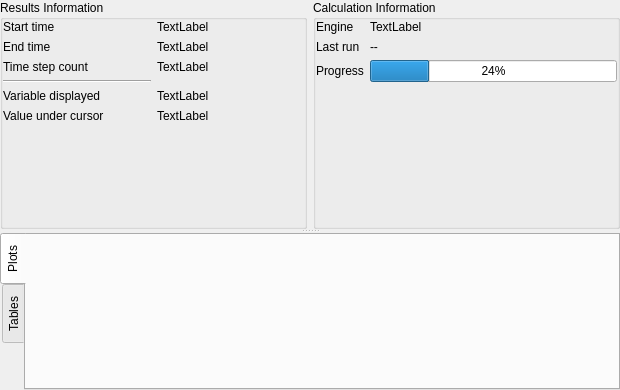
Old version of the form src/ui/structure2d/reoshydraulicstructure2dproperties.ui in the repository vcloarec/ReosProject.
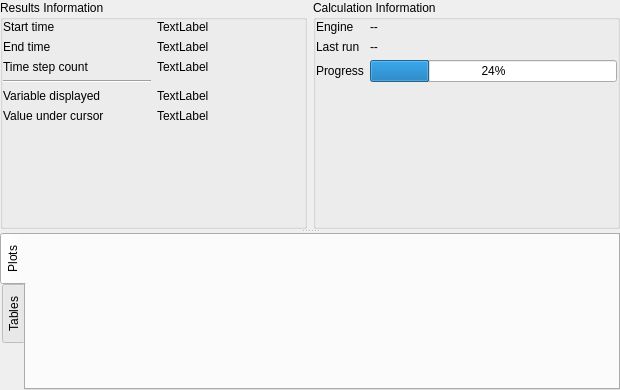
New version of the form. Custom widgets are drawn as their Qt base class.

```diff
--- a/src/ui/structure2d/reoshydraulicstructure2dproperties.ui
+++ b/src/ui/structure2d/reoshydraulicstructure2dproperties.ui
@@ -225,7 +225,7 @@
           <item row="0" column="2">
            <widget class="QLabel" name="mSimulationEngineName">
             <property name="text">
-             <string>TextLabel</string>
+             <string>--</string>
             </property>
            </widget>
           </item>
```
